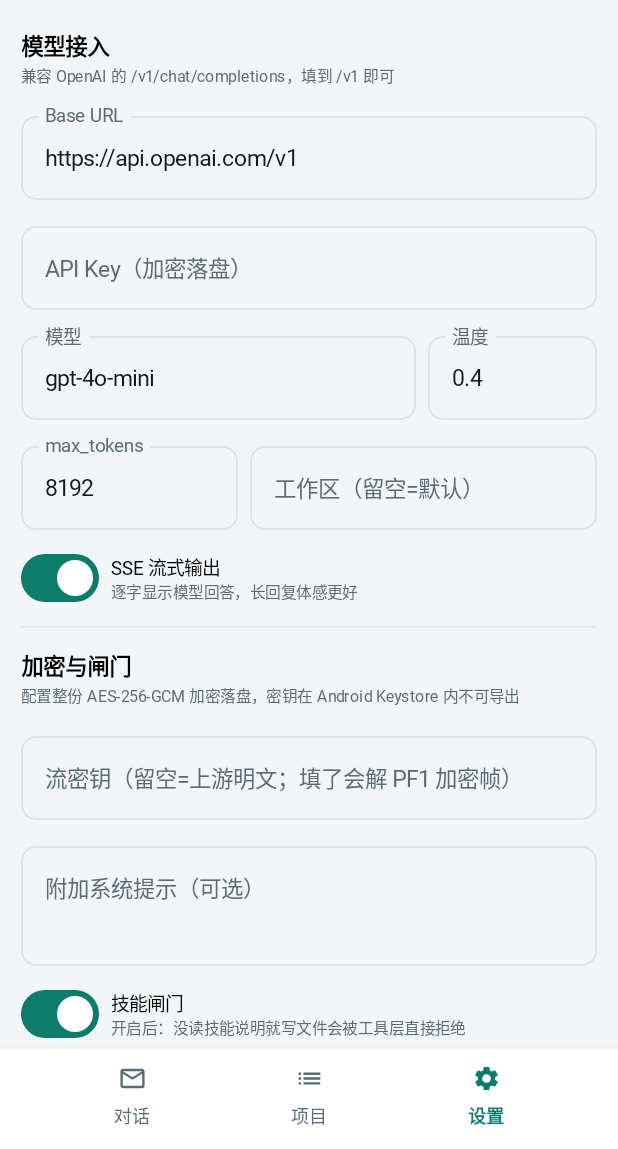
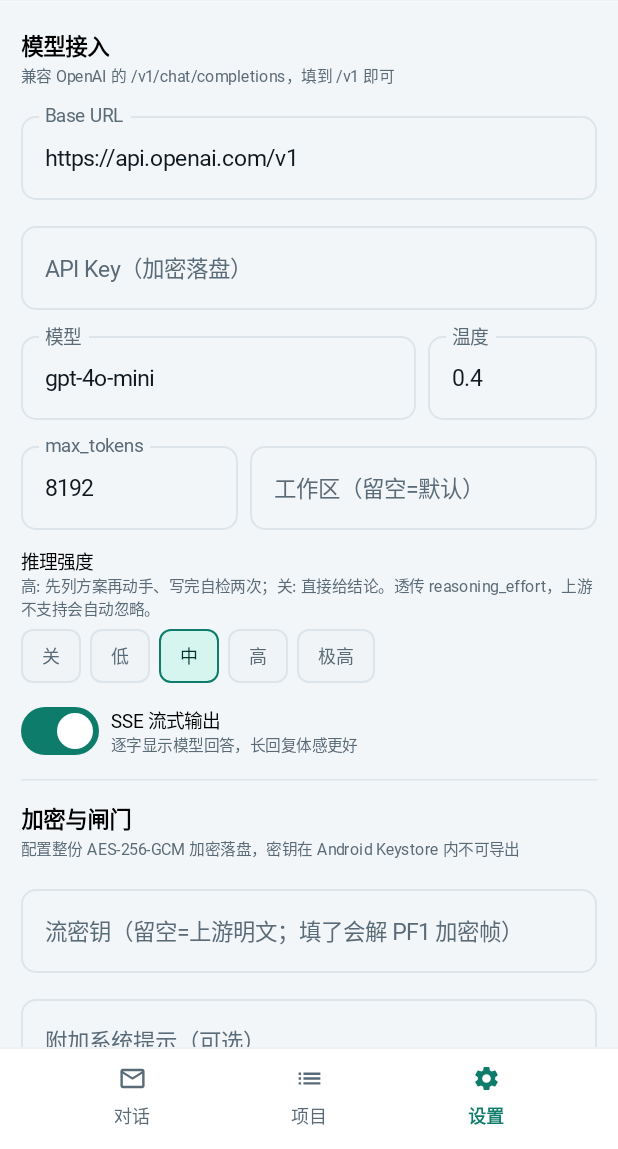
Before and after one commit to exchangeq/PocketForge, an Android app built with Jetpack Compose: the screen it shows after launch (MainActivity), after a tap on "未配置密钥", on a phone screen of 412 x 824 dp, the part 87-1236 px from its top. Run offline under Robolectric (Android 15) with nearby library versions, the phone set to English and light mode, and no system bars; pictures from the network do not load; Roboto replaces fonts that are not available here; 5 statements that could not run were skipped.

Commit message:
v1.3.0: 骨架扩容、45 技能、文档锁、推理强度

```diff
--- a/app/src/main/java/com/pocketforge/ai/ui/SettingsScreen.kt
+++ b/app/src/main/java/com/pocketforge/ai/ui/SettingsScreen.kt
@@ -73,6 +73,7 @@ fun SettingsScreen(
     var model by remember(config) { mutableStateOf(config.model) }
     var temperature by remember(config) { mutableStateOf(config.temperature.toString()) }
     var maxTokens by remember(config) { mutableStateOf(config.maxTokens.toString()) }
+    var effort by remember(config) { mutableStateOf(config.reasoningEffort) }
     var workspaceRoot by remember(config) { mutableStateOf(config.workspaceRoot) }
     var cipherKey by remember(config) { mutableStateOf(config.streamCipherKey) }
     var systemExtra by remember(config) { mutableStateOf(config.systemExtra) }
@@ -102,7 +103,8 @@ fun SettingsScreen(
         apiKey = apiKey.trim(),
         model = model.trim().ifEmpty { "gpt-4o-mini" },
         temperature = temperature.trim().toDoubleOrNull() ?: 0.4,
-        maxTokens = maxTokens.trim().toIntOrNull() ?: 4096,
+        maxTokens = maxTokens.trim().toIntOrNull() ?: 8192,
+        reasoningEffort = effort,
         workspaceRoot = workspaceRoot.trim(),
         streamCipherKey = cipherKey.trim(),
         systemExtra = systemExtra,
@@ -179,6 +181,24 @@ fun SettingsScreen(
                 shape = RoundedCornerShape(10.dp),
                 modifier = Modifier.weight(1.6f),
             )
+        }
+        Column(Modifier.padding(top = 4.dp)) {
+            Text(
+                "推理强度",
+                style = MaterialTheme.typography.bodySmall,
+                fontWeight = FontWeight.Medium,
+            )
+            Text(
+                "高: 先列方案再动手、写完自检两次；关: 直接给结论。透传 reasoning_effort，上游不支持会自动忽略。",
+                style = MaterialTheme.typography.labelSmall,
+                color = MaterialTheme.colorScheme.onSurfaceVariant,
+                lineHeight = 15.sp,
+            )
+            Spacer(Modifier.height(6.dp))
+            Row(horizontalArrangement = Arrangement.spacedBy(6.dp)) {
+                listOf("off" to "关", "low" to "低", "medium" to "中", "high" to "高", "max" to "极高")
+                    .forEach { (key, label) -> AuthChip(label, effort == key) { effort = key } }
+            }
         }
         SwitchRow("SSE 流式输出", "逐字显示模型回答，长回复体感更好", stream) { stream = it }
 
@@ -448,6 +468,7 @@ fun SettingsScreen(
                 InfoLine("文件访问", if (hasStorage) "已授权" else "仅应用私有目录")
                 InfoLine("配置加密", if (encryptedAtRest) "AES-256-GCM（Keystore）" else "尚未写入")
                 InfoLine("密钥指纹", fingerprint)
+                InfoLine("推理强度", when (effort) { "off" -> "关"; "low" -> "低"; "high" -> "高"; "max" -> "极高"; else -> "中" })
                 InfoLine("技能源", skillRepoUrl.ifBlank { "内置" })
                 InfoLine("Termux", "${tUser.ifBlank { "未配置" }}@${tHost.ifBlank { "127.0.0.1" }}:${tPort.ifBlank { "8022" }}")
             }
```
